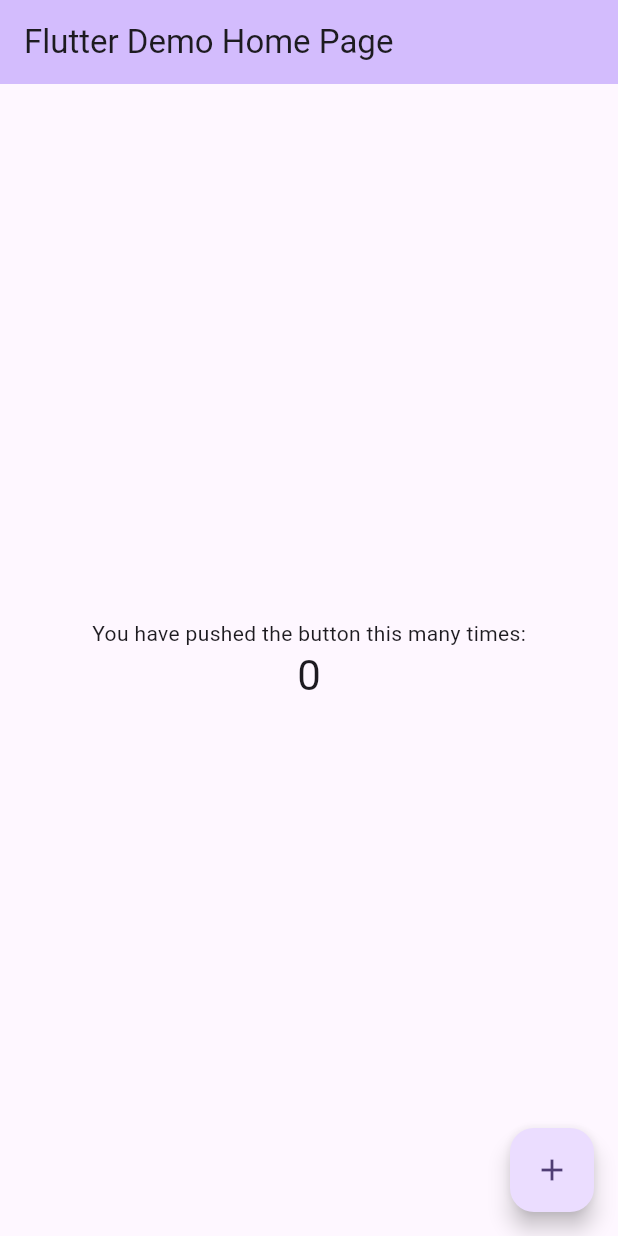
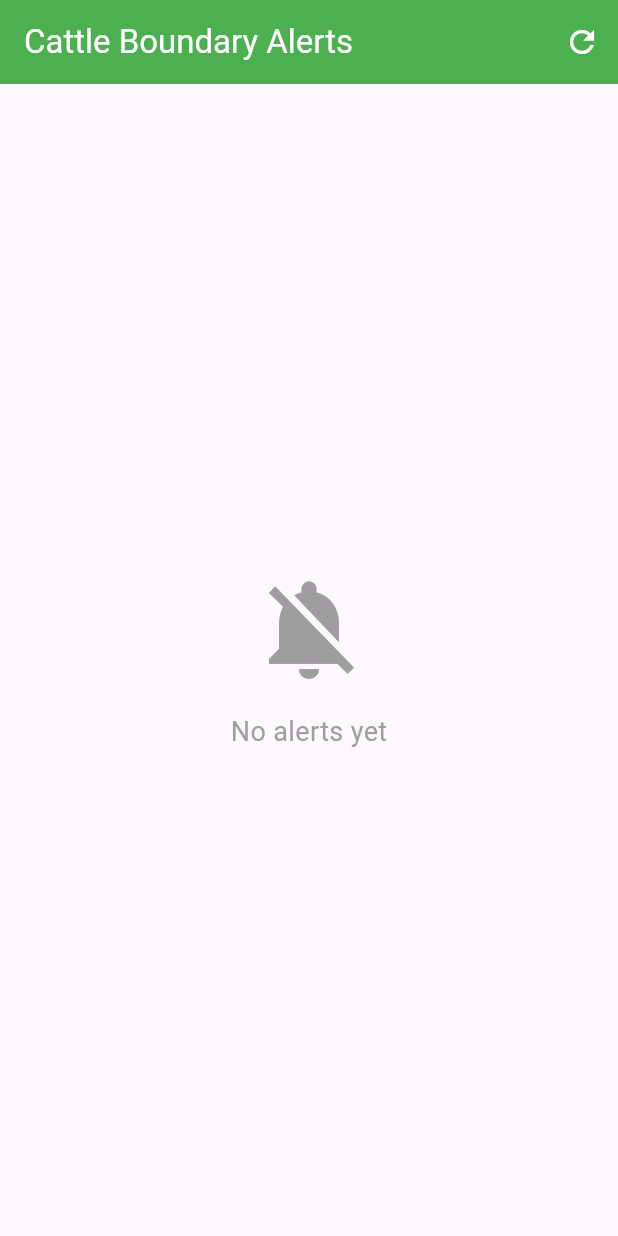
Before and after one commit to Altriors/cattle-geofence-project, a Flutter app: the screen it shows after launch, on a phone screen of 412 x 824 dp. Run offline on Flutter 3.47's test engine with Material 3 defaults, Android fonts, the phone set to English and light mode, and no system bars; our stand-ins replace cloud_firestore, firebase_core; accounts and stored records are empty.

Commit message:
demo app and its working

```diff
--- a/mobile_app/lib/main.dart
+++ b/mobile_app/lib/main.dart
@@ -1,122 +1,30 @@
 import 'package:flutter/material.dart';
+import 'package:firebase_core/firebase_core.dart';
+import 'package:provider/provider.dart';
+import 'firebase_options.dart';
+import 'screens/farmer/alerts_screen.dart';
 
-void main() {
+void main() async {
+  WidgetsFlutterBinding.ensureInitialized();
+  await Firebase.initializeApp(
+    options: DefaultFirebaseOptions.currentPlatform,
+  );
   runApp(const MyApp());
 }
 
 class MyApp extends StatelessWidget {
-  const MyApp({super.key});
+  const MyApp({Key? key}) : super(key: key);
 
-  // This widget is the root of your application.
   @override
   Widget build(BuildContext context) {
     return MaterialApp(
-      title: 'Flutter Demo',
+      title: 'Cattle Geo-Fence Monitor',
       theme: ThemeData(
-        // This is the theme of your application.
-        //
-        // TRY THIS: Try running your application with "flutter run". You'll see
-        // the application has a purple toolbar. Then, without quitting the app,
-        // try changing the seedColor in the colorScheme below to Colors.green
-        // and then invoke "hot reload" (save your changes or press the "hot
-        // reload" button in a Flutter-supported IDE, or press "r" if you used
-        // the command line to start the app).
-        //
-        // Notice that the counter didn't reset back to zero; the application
-        // state is not lost during the reload. To reset the state, use hot
-        // restart instead.
-        //
-        // This works for code too, not just values: Most code changes can be
-        // tested with just a hot reload.
-        colorScheme: .fromSeed(seedColor: Colors.deepPurple),
+        primarySwatch: Colors.green,
+        useMaterial3: true,
       ),
-      home: const MyHomePage(title: 'Flutter Demo Home Page'),
+      home: const AlertsScreen(),
+      debugShowCheckedModeBanner: false,
     );
   }
 }
-
-class MyHomePage extends StatefulWidget {
-  const MyHomePage({super.key, required this.title});
-
-  // This widget is the home page of your application. It is stateful, meaning
-  // that it has a State object (defined below) that contains fields that affect
-  // how it looks.
-
-  // This class is the configuration for the state. It holds the values (in this
-  // case the title) provided by the parent (in this case the App widget) and
-  // used by the build method of the State. Fields in a Widget subclass are
-  // always marked "final".
-
-  final String title;
-
-  @override
-  State<MyHomePage> createState() => _MyHomePageState();
-}
-
-class _MyHomePageState extends State<MyHomePage> {
-  int _counter = 0;
-
-  void _incrementCounter() {
-    setState(() {
-      // This call to setState tells the Flutter framework that something has
-      // changed in this State, which causes it to rerun the build method below
-      // so that the display can reflect the updated values. If we changed
-      // _counter without calling setState(), then the build method would not be
-      // called again, and so nothing would appear to happen.
-      _counter++;
-    });
-  }
-
-  @override
-  Widget build(BuildContext context) {
-    // This method is rerun every time setState is called, for instance as done
-    // by the _incrementCounter method above.
-    //
-    // The Flutter framework has been optimized to make rerunning build methods
-    // fast, so that you can just rebuild anything that needs updating rather
-    // than having to individually change instances of widgets.
-    return Scaffold(
-      appBar: AppBar(
-        // TRY THIS: Try changing the color here to a specific color (to
-        // Colors.amber, perhaps?) and trigger a hot reload to see the AppBar
-        // change color while the other colors stay the same.
-        backgroundColor: Theme.of(context).colorScheme.inversePrimary,
-        // Here we take the value from the MyHomePage object that was created by
-        // the App.build method, and use it to set our appbar title.
-        title: Text(widget.title),
-      ),
-      body: Center(
-        // Center is a layout widget. It takes a single child and positions it
-        // in the middle of the parent.
-        child: Column(
-          // Column is also a layout widget. It takes a list of children and
-          // arranges them vertically. By default, it sizes itself to fit its
-          // children horizontally, and tries to be as tall as its parent.
-          //
-          // Column has various properties to control how it sizes itself and
-          // how it positions its children. Here we use mainAxisAlignment to
-          // center the children vertically; the main axis here is the vertical
-          // axis because Columns are vertical (the cross axis would be
-          // horizontal).
-          //
-          // TRY THIS: Invoke "debug painting" (choose the "Toggle Debug Paint"
-          // action in the IDE, or press "p" in the console), to see the
-          // wireframe for each widget.
-          mainAxisAlignment: .center,
-          children: [
-            const Text('You have pushed the button this many times:'),
-            Text(
-              '$_counter',
-              style: Theme.of(context).textTheme.headlineMedium,
-            ),
-          ],
-        ),
-      ),
-      floatingActionButton: FloatingActionButton(
-        onPressed: _incrementCounter,
-        tooltip: 'Increment',
-        child: const Icon(Icons.add),
-      ),
-    );
-  }
-}
--- a/mobile_app/lib/models/alert_model.dart
+++ b/mobile_app/lib/models/alert_model.dart
@@ -0,0 +1,35 @@
+import 'package:cloud_firestore/cloud_firestore.dart';
+
+class Alert {
+  final String id;
+  final DateTime timestamp;
+  final int cattleCount;
+  final bool boundaryCrossed;
+  final String camera;
+  final bool resolved;
+  final int? cattleId;
+
+  Alert({
+    required this.id,
+    required this.timestamp,
+    required this.cattleCount,
+    required this.boundaryCrossed,
+    required this.camera,
+    required this.resolved,
+    this.cattleId,
+  });
+
+  factory Alert.fromFirestore(DocumentSnapshot doc) {
+    Map<String, dynamic> data = doc.data() as Map<String, dynamic>;
+
+    return Alert(
+      id: doc.id,
+      timestamp: (data['timestamp'] as Timestamp).toDate(),
+      cattleCount: data['cattle_count'] ?? 0,
+      boundaryCrossed: data['boundary_crossed'] ?? false,
+      camera: data['camera'] ?? 'Unknown',
+      resolved: data['resolved'] ?? false,
+      cattleId: data['cattle_id'],
+    );
+  }
+}
--- a/mobile_app/lib/screens/farmer/alerts_screen.dart
+++ b/mobile_app/lib/screens/farmer/alerts_screen.dart
@@ -0,0 +1,214 @@
+import 'package:flutter/material.dart';
+import 'package:cloud_firestore/cloud_firestore.dart';
+import 'package:intl/intl.dart';
+import '../../models/alert_model.dart';
+
+class AlertsScreen extends StatelessWidget {
+  const AlertsScreen({Key? key}) : super(key: key);
+
+  @override
+  Widget build(BuildContext context) {
+    return Scaffold(
+      appBar: AppBar(
+        title: const Text('Cattle Boundary Alerts'),
+        backgroundColor: Colors.green,
+        foregroundColor: Colors.white,
+        actions: [
+          IconButton(
+            icon: const Icon(Icons.refresh),
+            onPressed: () {
+              // Refresh handled by StreamBuilder
+            },
+          ),
+        ],
+      ),
+      body: StreamBuilder<QuerySnapshot>(
+        stream: FirebaseFirestore.instance
+            .collection('alerts')
+            .orderBy('timestamp', descending: true)
+            .limit(50)
+            .snapshots(),
+        builder: (context, snapshot) {
+          if (snapshot.hasError) {
+            return Center(
+              child: Text('Error: ${snapshot.error}'),
+            );
+          }
+
+          if (snapshot.connectionState == ConnectionState.waiting) {
+            return const Center(
+              child: CircularProgressIndicator(),
+            );
+          }
+
+          if (!snapshot.hasData || snapshot.data!.docs.isEmpty) {
+            return const Center(
+              child: Column(
+                mainAxisAlignment: MainAxisAlignment.center,
+                children: [
+                  Icon(Icons.notifications_off, size: 80, color: Colors.grey),
+                  SizedBox(height: 16),
+                  Text(
+                    'No alerts yet',
+                    style: TextStyle(fontSize: 18, color: Colors.grey),
+                  ),
+                ],
+              ),
+            );
+          }
+
+          final alerts = snapshot.data!.docs
+              .map((doc) => Alert.fromFirestore(doc))
+              .toList();
+
+          return ListView.builder(
+            padding: const EdgeInsets.all(16),
+            itemCount: alerts.length,
+            itemBuilder: (context, index) {
+              return AlertCard(alert: alerts[index]);
+            },
+          );
+        },
+      ),
+    );
+  }
+}
+
+class AlertCard extends StatelessWidget {
+  final Alert alert;
+
+  const AlertCard({Key? key, required this.alert}) : super(key: key);
+
+  @override
+  Widget build(BuildContext context) {
+    final timeAgo = _getTimeAgo(alert.timestamp);
+    final formattedTime = DateFormat('HH:mm:ss').format(alert.timestamp);
+
+    return Card(
+      margin: const EdgeInsets.only(bottom: 12),
+      elevation: 3,
+      color: alert.boundaryCrossed ? Colors.red.shade50 : Colors.white,
+      child: ListTile(
+        leading: CircleAvatar(
+          backgroundColor: alert.boundaryCrossed ? Colors.red : Colors.green,
+          child: Icon(
+            alert.boundaryCrossed ? Icons.warning : Icons.check_circle,
+            color: Colors.white,
+          ),
+        ),
+        title: Text(
+          alert.boundaryCrossed
+              ? '🚨 Boundary Crossed!'
+              : '✅ Cattle Detected',
+          style: TextStyle(
+            fontWeight: FontWeight.bold,
+            color: alert.boundaryCrossed ? Colors.red.shade900 : Colors.black87,
+          ),
+        ),
+        subtitle: Column(
+          crossAxisAlignment: CrossAxisAlignment.start,
+          children: [
+            const SizedBox(height: 4),
+            Text('Cattle Count: ${alert.cattleCount}'),
+            if (alert.cattleId != null) Text('Cattle ID: ${alert.cattleId}'),
+            Text('Camera: ${alert.camera}'),
+            Text('Time: $formattedTime ($timeAgo)'),
+          ],
+        ),
+        trailing: alert.resolved
+            ? const Icon(Icons.check, color: Colors.green)
+            : null,
+        isThreeLine: true,
+        onTap: () {
+          _showAlertDetails(context, alert);
+        },
+      ),
+    );
+  }
+
+  String _getTimeAgo(DateTime dateTime) {
+    final difference = DateTime.now().difference(dateTime);
+
+    if (difference.inSeconds < 60) {
+      return '${difference.inSeconds}s ago';
+    } else if (difference.inMinutes < 60) {
+      return '${difference.inMinutes}m ago';
+    } else if (difference.inHours < 24) {
+      return '${difference.inHours}h ago';
+    } else {
+      return '${difference.inDays}d ago';
+    }
+  }
+
+  void _showAlertDetails(BuildContext context, Alert alert) {
+    showDialog(
+      context: context,
+      builder: (context) => AlertDialog(
+        title: Text(alert.boundaryCrossed ? 'Boundary Crossed' : 'Detection'),
+        content: Column(
+          mainAxisSize: MainAxisSize.min,
+          crossAxisAlignment: CrossAxisAlignment.start,
+          children: [
+            _buildDetailRow('Alert ID', alert.id),
+            _buildDetailRow('Cattle Count', alert.cattleCount.toString()),
+            if (alert.cattleId != null)
+              _buildDetailRow('Cattle ID', alert.cattleId.toString()),
+            _buildDetailRow('Camera', alert.camera),
+            _buildDetailRow('Status', alert.boundaryCrossed ? 'ALERT' : 'Normal'),
+            _buildDetailRow('Resolved', alert.resolved ? 'Yes' : 'No'),
+            _buildDetailRow(
+              'Timestamp',
+              DateFormat('dd MMM yyyy, HH:mm:ss').format(alert.timestamp),
+            ),
+          ],
+        ),
+        actions: [
+          if (!alert.resolved)
+            TextButton(
+              onPressed: () {
+                _markAsResolved(context, alert.id);
+              },
+              child: const Text('Mark as Resolved'),
+            ),
+          TextButton(
+            onPressed: () => Navigator.pop(context),
+            child: const Text('Close'),
+          ),
+        ],
+      ),
+    );
+  }
+
+  Widget _buildDetailRow(String label, String value) {
+    return Padding(
+      padding: const EdgeInsets.symmetric(vertical: 4),
+      child: Row(
+        crossAxisAlignment: CrossAxisAlignment.start,
+        children: [
+          SizedBox(
+            width: 100,
+            child: Text(
+              '$label:',
+              style: const TextStyle(fontWeight: FontWeight.bold),
+            ),
+          ),
+          Expanded(
+            child: Text(value),
+          ),
+        ],
+      ),
+    );
+  }
+
+  void _markAsResolved(BuildContext context, String alertId) {
+    FirebaseFirestore.instance
+        .collection('alerts')
+        .doc(alertId)
+        .update({'resolved': true}).then((_) {
+      Navigator.pop(context);
+      ScaffoldMessenger.of(context).showSnackBar(
+        const SnackBar(content: Text('Alert marked as resolved')),
+      );
+    });
+  }
+}
```
Also changed, not shown: mobile_app/pubspec.yaml (+4 -10 lines), 1 other file.
